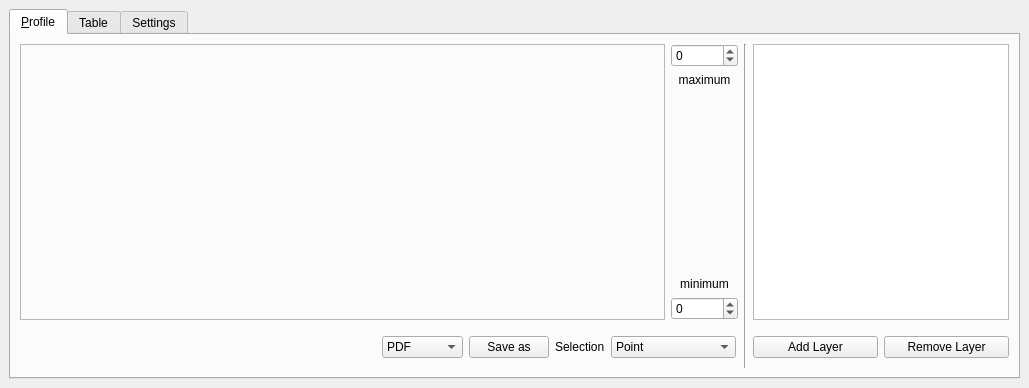
The window that ui/profiletool.ui (DHI-GRAS/qgis-temporal-profile) describes before a commit, drawn with Qt 5.
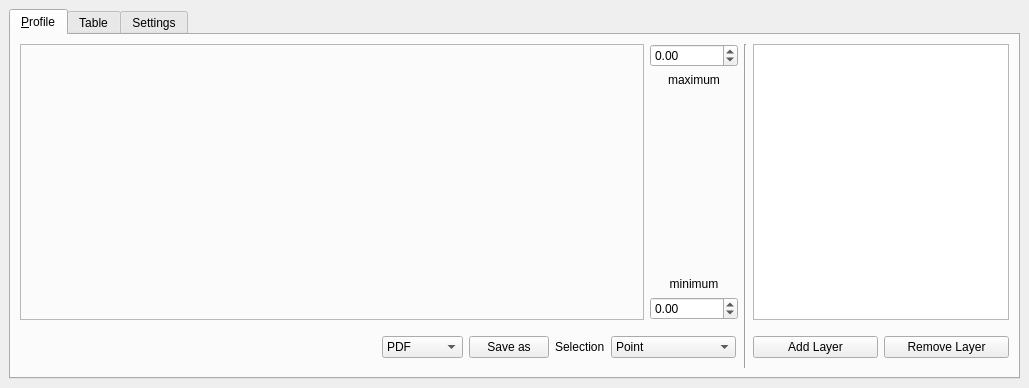
The same window after the commit.

Commit message: Fix behaviour of min/max spin boxes

```diff
--- a/ui/profiletool.ui
+++ b/ui/profiletool.ui
@@ -180,12 +180,12 @@
           <item row="0" column="3">
            <layout class="QVBoxLayout" name="verticalLayout_5">
             <item>
-             <widget class="QSpinBox" name="sbMaxVal">
+             <widget class="QDoubleSpinBox" name="sbMaxVal">
               <property name="minimum">
-               <number>-99999</number>
+               <double>-100000000.000000000000000</double>
               </property>
               <property name="maximum">
-               <number>999999</number>
+               <double>100000000.000000000000000</double>
               </property>
              </widget>
             </item>
@@ -226,12 +226,12 @@
              </widget>
             </item>
             <item>
-             <widget class="QSpinBox" name="sbMinVal">
+             <widget class="QDoubleSpinBox" name="sbMinVal">
               <property name="minimum">
-               <number>-99999</number>
+               <double>-100000000.000000000000000</double>
               </property>
               <property name="maximum">
-               <number>999999</number>
+               <double>100000000.000000000000000</double>
               </property>
              </widget>
             </item>
```
Left out of the diff: 4 changed lines with no effect on the pictures. The commit also changes 2 other files.
